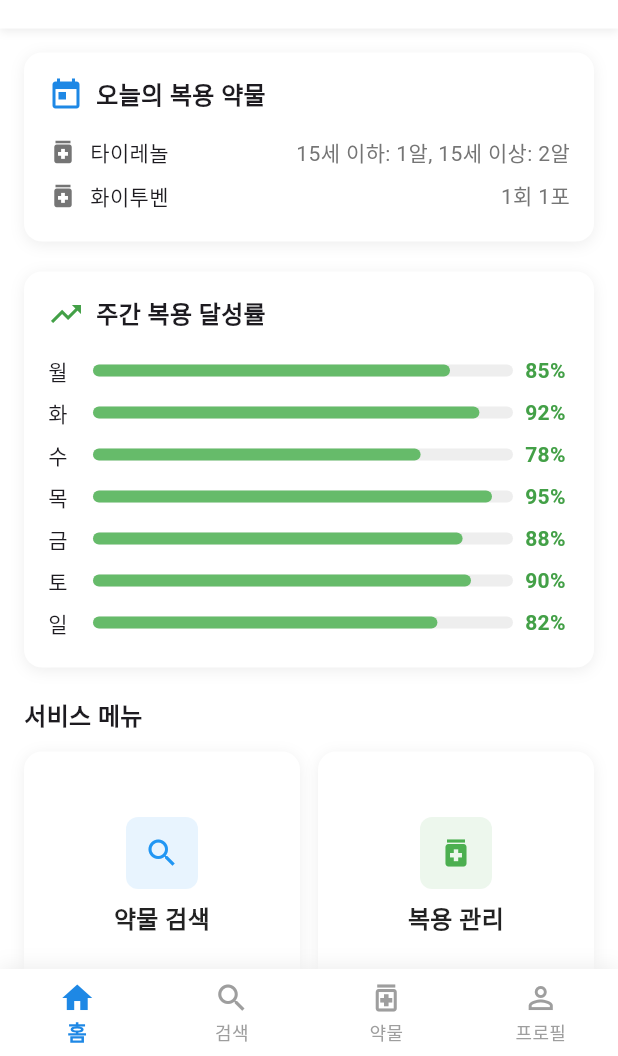
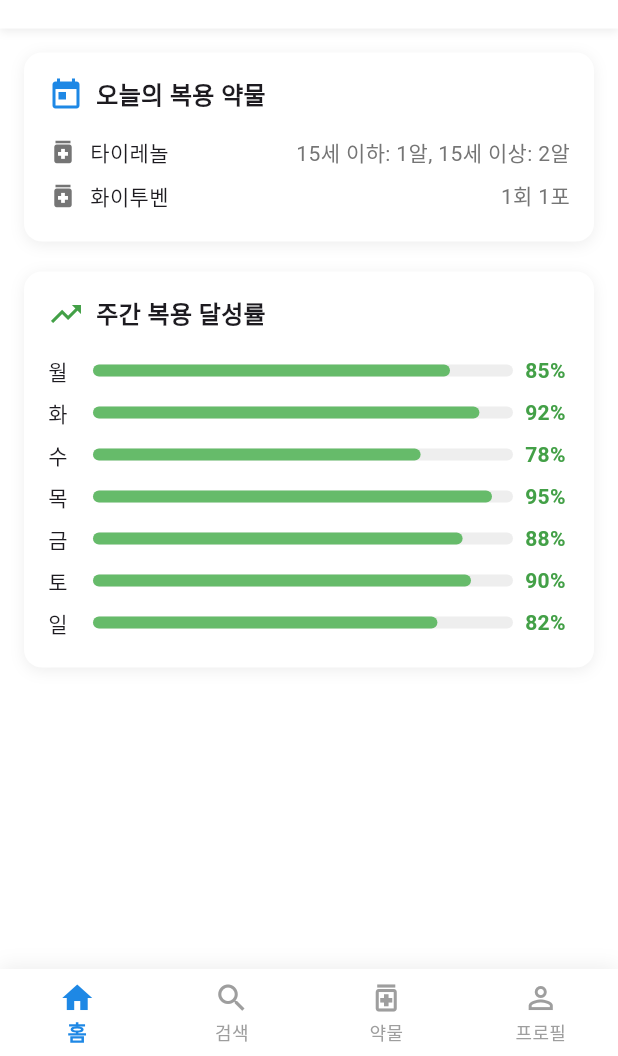
Before and after one commit to KICT2022/frontend, a Flutter app: the HomeScreen screen opened by its route, on a phone screen of 412 x 824 dp, the part 180-1236 px from its top. Run offline on Flutter 3.47's test engine with Material 3 defaults, Android fonts, the phone set to English and light mode, and no system bars; our stand-ins replace go_router, shared_preferences; accounts and stored records are empty; Roboto replaces fonts that are missing (NotoSansKR).

Commit message:
홈 화면 간소화화

```diff
--- a/lib/screens/home_screen.dart
+++ b/lib/screens/home_screen.dart
@@ -307,64 +307,64 @@ class _HomeScreenState extends State<HomeScreen> {
                         SizedBox(height: isSeniorMode ? 24.0 : 20.0),
 
                         // 메뉴 그리드
-                        Text(
-                          '서비스 메뉴',
-                          style: TextStyle(
-                            fontSize: fontSize,
-                            fontWeight: FontWeight.bold,
-                          ),
-                        ),
-                        SizedBox(height: isSeniorMode ? 16.0 : 12.0),
-                        GridView.count(
-                          shrinkWrap: true,
-                          physics: const NeverScrollableScrollPhysics(),
-                          crossAxisCount: 2,
-                          crossAxisSpacing: isSeniorMode ? 16.0 : 12.0,
-                          mainAxisSpacing: isSeniorMode ? 16.0 : 12.0,
-                          childAspectRatio: isSeniorMode ? 1.2 : 1.1,
-                          children: [
-                            _buildMenuCard(
-                              context,
-                              '약물 검색',
-                              Icons.search,
-                              Colors.blue,
-                              '/search',
-                              isSeniorMode,
-                              fontSize,
-                              iconSize,
-                            ),
-                            _buildMenuCard(
-                              context,
-                              '복용 관리',
-                              Icons.medication,
-                              Colors.green,
-                              '/medication',
-                              isSeniorMode,
-                              fontSize,
-                              iconSize,
-                            ),
-                            _buildMenuCard(
-                              context,
-                              '프로필',
-                              Icons.person,
-                              Colors.orange,
-                              '/profile',
-                              isSeniorMode,
-                              fontSize,
-                              iconSize,
-                            ),
-                            _buildMenuCard(
-                              context,
-                              '설정',
-                              Icons.settings,
-                              Colors.purple,
-                              '/settings',
-                              isSeniorMode,
-                              fontSize,
-                              iconSize,
-                            ),
-                          ],
-                        ),
+                        // Text(
+                        //   '서비스 메뉴',
+                        //   style: TextStyle(
+                        //     fontSize: fontSize,
+                        //     fontWeight: FontWeight.bold,
+                        //   ),
+                        // ),
+                        // SizedBox(height: isSeniorMode ? 16.0 : 12.0),
+                        // GridView.count(
+                        //   shrinkWrap: true,
+                        //   physics: const NeverScrollableScrollPhysics(),
+                        //   crossAxisCount: 2,
+                        //   crossAxisSpacing: isSeniorMode ? 16.0 : 12.0,
+                        //   mainAxisSpacing: isSeniorMode ? 16.0 : 12.0,
+                        //   childAspectRatio: isSeniorMode ? 1.2 : 1.1,
+                        //   children: [
+                        //     _buildMenuCard(
+                        //       context,
+                        //       '약물 검색',
+                        //       Icons.search,
+                        //       Colors.blue,
+                        //       '/search',
+                        //       isSeniorMode,
+                        //       fontSize,
+                        //       iconSize,
+                        //     ),
+                        //     _buildMenuCard(
+                        //       context,
+                        //       '복용 관리',
+                        //       Icons.medication,
+                        //       Colors.green,
+                        //       '/medication',
+                        //       isSeniorMode,
+                        //       fontSize,
+                        //       iconSize,
+                        //     ),
+                        //     _buildMenuCard(
+                        //       context,
+                        //       '프로필',
+                        //       Icons.person,
+                        //       Colors.orange,
+                        //       '/profile',
+                        //       isSeniorMode,
+                        //       fontSize,
+                        //       iconSize,
+                        //     ),
+                        //     _buildMenuCard(
+                        //       context,
+                        //       '설정',
+                        //       Icons.settings,
+                        //       Colors.purple,
+                        //       '/settings',
+                        //       isSeniorMode,
+                        //       fontSize,
+                        //       iconSize,
+                        //     ),
+                        //   ],
+                        // ),
                       ],
                     ),
                   ),
```
